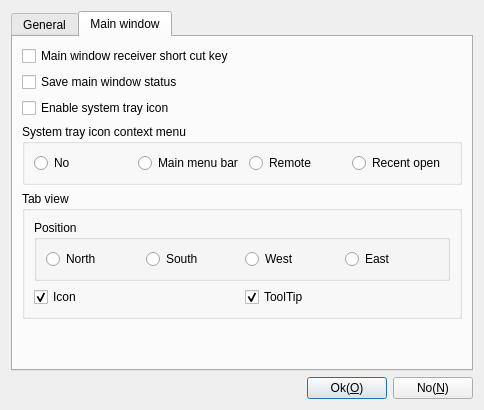
This is App/Client/ParameterDlgSettings.ui in KangLin/RabbitRemoteControl as Qt 5 draws it before an edit. The edited form follows.
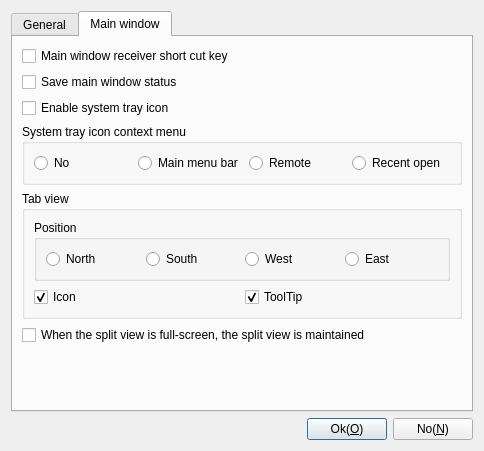
This is the edited form. The open tabs and pages were chosen to show the change. Icons and pictures are not drawn.

Commit message: When the split view is full-screen, the split view is maintained

```diff
--- a/App/Client/ParameterDlgSettings.ui
+++ b/App/Client/ParameterDlgSettings.ui
@@ -7,7 +7,7 @@
     <x>0</x>
     <y>0</y>
     <width>484</width>
-    <height>410</height>
+    <height>451</height>
    </rect>
   </property>
   <property name="windowTitle">
@@ -267,6 +267,13 @@
          </property>
         </widget>
        </item>
+       <item row="5" column="0">
+        <widget class="QCheckBox" name="cbKeepSplitView">
+         <property name="text">
+          <string>When the split view is full-screen, the split view is maintained</string>
+         </property>
+        </widget>
+       </item>
       </layout>
      </widget>
     </widget>
```
The commit also changes 7 other files.
